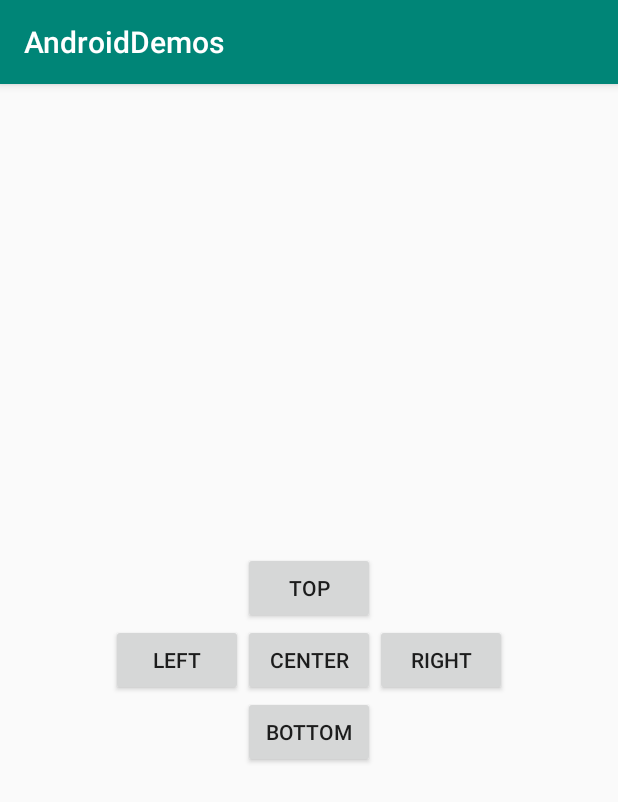
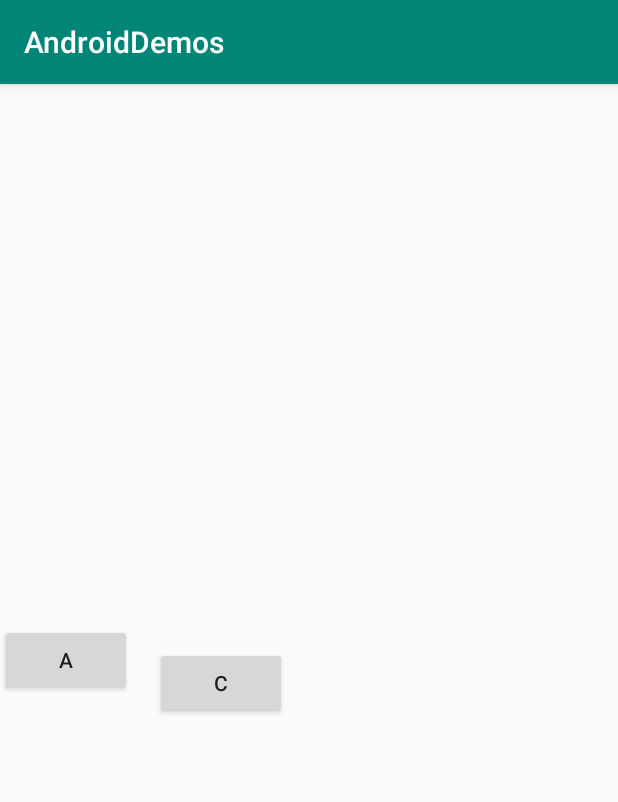
Before and after one commit to tribbianiwang/androidDemos, an Android app: the screen it shows after launch (KotlinTestActivity), on a phone screen of 412 x 824 dp. Shown: the top 802 px of the screen. Run offline under Robolectric (Android 15) with nearby library versions, the phone set to English and light mode, and no system bars; libraries missing offline, so code that uses them is left out: com.tencent.tinker, com.tinkerpatch.sdk; 3 statements that could not run were skipped.

Commit message:
ConstraintLayout margin

```diff
--- a/app/src/main/res/layout/activity_kotlin_test.xml
+++ b/app/src/main/res/layout/activity_kotlin_test.xml
@@ -3,54 +3,45 @@
         android:layout_width="match_parent"
         android:layout_height="match_parent"
         xmlns:app="http://schemas.android.com/apk/res-auto"
-        android:orientation="vertical">
-
-
-
+>
     <Button
-            android:id="@+id/bt_center"
+            android:id="@+id/bt_a"
             android:layout_width="wrap_content"
             android:layout_height="wrap_content"
-            app:layout_constraintLeft_toLeftOf="parent"
-            app:layout_constraintRight_toRightOf="parent"
+            android:text="A"
             app:layout_constraintTop_toTopOf="parent"
             app:layout_constraintBottom_toBottomOf="parent"
-            android:text="center"
+            app:layout_constraintStart_toStartOf="parent"
             />
 
     <Button
             android:layout_width="wrap_content"
             android:layout_height="wrap_content"
-            android:text="top"
-            app:layout_constraintBottom_toTopOf="@id/bt_center"
-            app:layout_constraintLeft_toLeftOf="parent"
-            app:layout_constraintRight_toRightOf="parent"
+            android:text="B"
+            android:id="@+id/bt_b"
+            android:layout_marginLeft="15dp"
+            android:layout_marginTop="15dp"
+            app:layout_constraintStart_toEndOf="@id/bt_a"
+            app:layout_constraintTop_toTopOf="@id/bt_a"
+            android:visibility="gone"
             />
 
     <Button
+            android:id="@+id/bt_c"
             android:layout_width="wrap_content"
             android:layout_height="wrap_content"
-            android:text="left"
-            app:layout_constraintBaseline_toBaselineOf="@id/bt_center"
-            app:layout_constraintRight_toLeftOf="@id/bt_center"
-            />
+            app:layout_constraintStart_toEndOf="@id/bt_b"
+            app:layout_constraintTop_toTopOf="@id/bt_b"
+            android:text="C"
+            android:layout_marginLeft="15dp"
+            android:layout_marginTop="15dp"
 
-    <Button
-            android:layout_width="wrap_content"
-            android:layout_height="wrap_content"
-            android:text="RIGHT"
-            app:layout_constraintBaseline_toBaselineOf="@id/bt_center"
-            app:layout_constraintLeft_toRightOf="@id/bt_center"
-        />
-
-    <Button
-            android:layout_width="wrap_content"
-            android:layout_height="wrap_content"
-            android:text="bottom"
-            app:layout_constraintTop_toBottomOf="@id/bt_center"
-            app:layout_constraintLeft_toLeftOf="parent"
-            app:layout_constraintRight_toRightOf="parent"
             />
 
 
+
+
+
+
+
 </androidx.constraintlayout.widget.ConstraintLayout>
```
